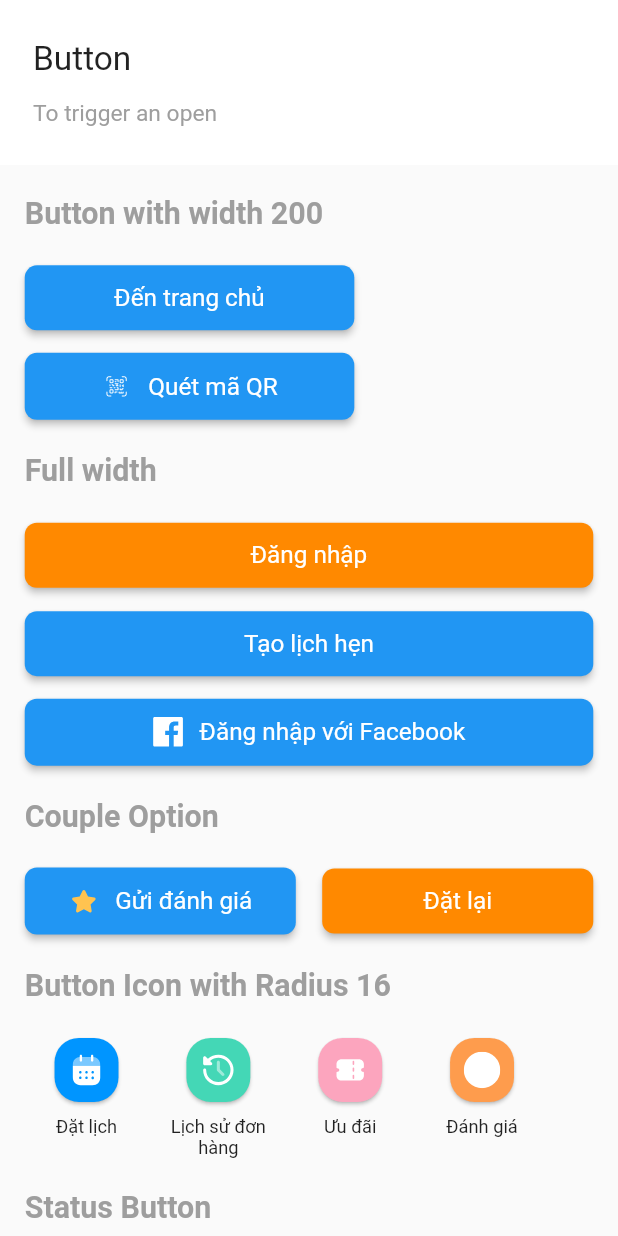
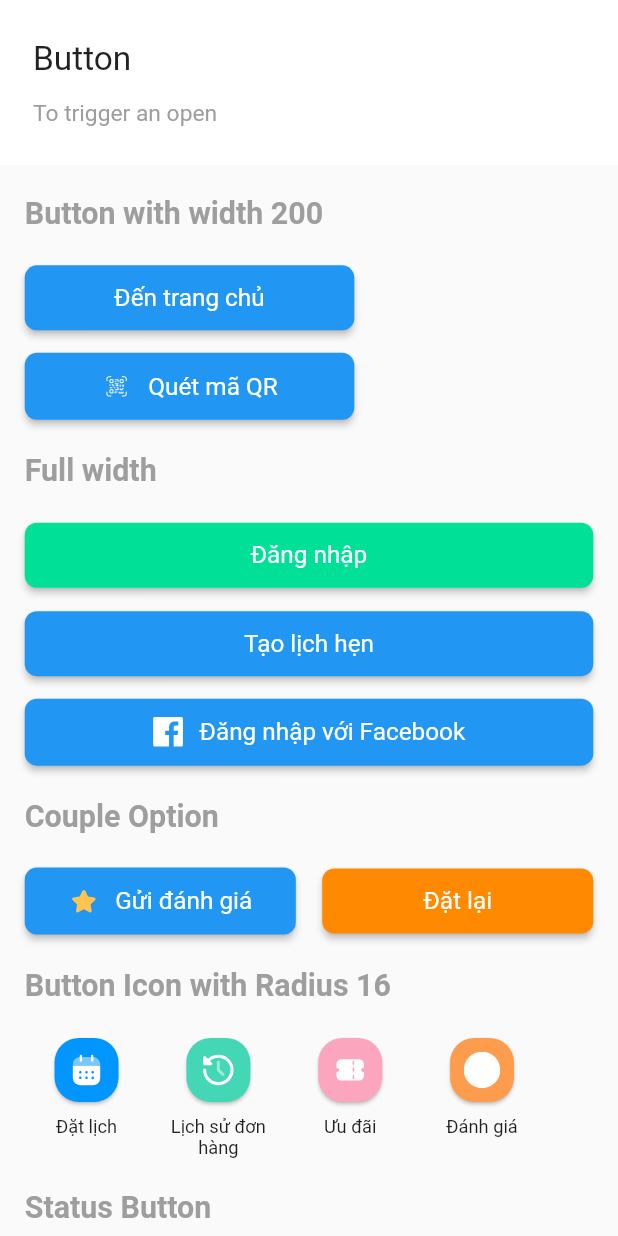
Before and after one commit to Kiendn99/easysalon_user_app_uikit, a Flutter app: the ButtonsPage screen opened by its route, on a phone screen of 412 x 824 dp. Run offline on Flutter 3.47's test engine with Material 2 defaults, Android fonts, the phone set to English and light mode, and no system bars; our stand-ins replace device_preview, flutter_screenutil, flutter_svg, google_fonts.

Commit message:
Update button.dart

```diff
--- a/lib/widgets/buttons/button.dart
+++ b/lib/widgets/buttons/button.dart
@@ -83,7 +83,7 @@ class GreenFullWidthButton extends FullWidthButtonDefault {
           key: key,
           label: label,
           prefixIcon: prefixIcon,
-          backgroundColor: AppColors.freshOrange,
+          backgroundColor: AppColors.freshGreen,
           onPressed: onPressed,
         );
 }
```
